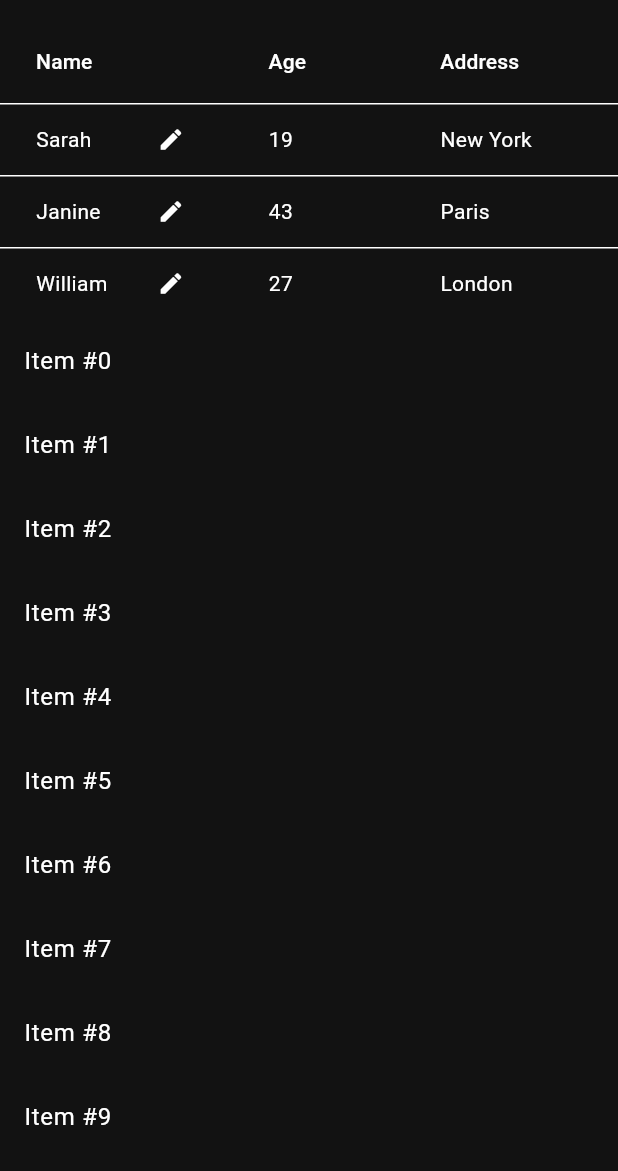
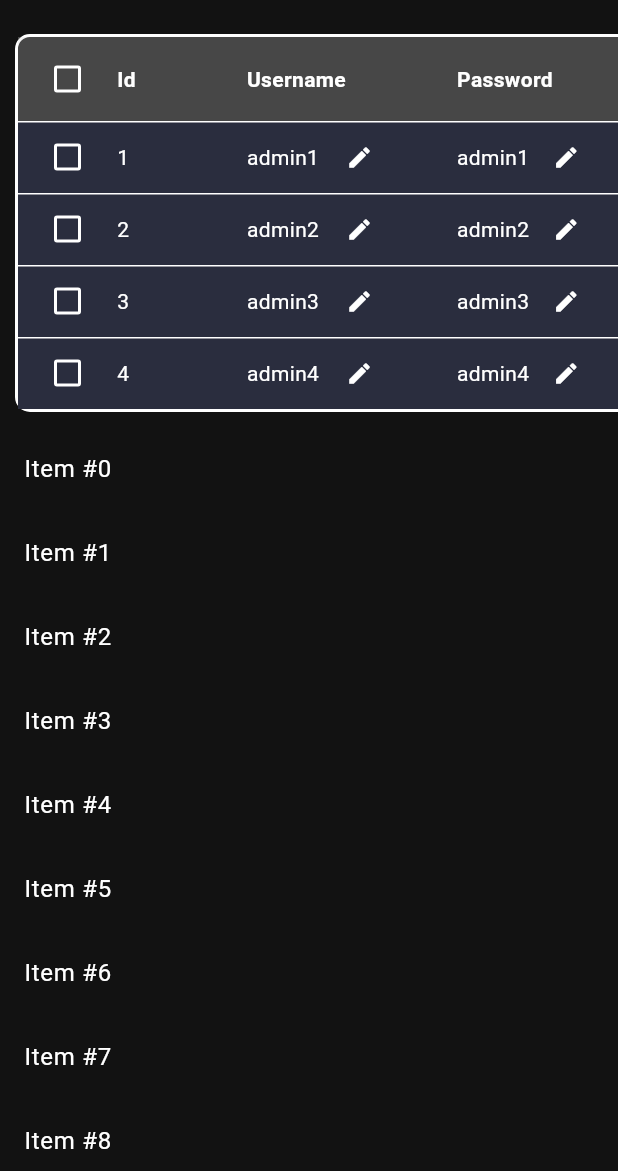
Before and after one commit to Hnamsouth/project_sem4_flutter_app_mobile, a Flutter app: the SelectActionScreen screen opened by its route, after a tap on "Manage School", on a phone screen of 412 x 824 dp, the part 65-1236 px from its top. Run offline on Flutter 3.47's test engine with Material 3 defaults, Android fonts, the phone set to English and light mode, and no system bars; our stand-ins replace rive; accounts and stored records are empty.

Commit message:
20/3
demo-datatable with(sort-edit)

```diff
--- a/lib/data/constants.dart
+++ b/lib/data/constants.dart
@@ -1,13 +1,13 @@
 import 'package:flutter/material.dart';
 
-const primaryDarkColor = Color(0xFF264AFF);
+const primaryDarkColor = Color(0xFF266BFF);
 const bgDarkColor = Color(0xFF212332);
 const secondaryDarkColor = Color(0xFF2A2D3E);
 const onSecondaryDarkColor = Color(0x47D1D1D1);
 
-const primaryLightColor = Color(0xFF264AFF);
+const primaryLightColor = Color(0xFF266BFF);
 const bgLightColor = Color(0xFCF1F1F1);
-const secondaryLightColor = Color(0xFFF5F5F5);
+const secondaryLightColor = Color(0xFFFFFFFF);
 const onSecondaryLightColor = Color(0xCDB0B0B0);
 
 const defaultPadding = 15.0;
--- /dev/null
+++ b/lib/data/demo_data.dart
@@ -0,0 +1,34 @@
+import 'package:flutter/material.dart';
+
+import '../model/user_model.dart';
+
+final List<User> users = [
+  User(
+      id: 1,
+      username: 'admin1',
+      password: 'admin1',
+      token: null,
+      created_at: DateTime.now(),
+      status: true),
+  User(
+      id: 2,
+      username: 'admin2',
+      password: 'admin2',
+      token: null,
+      created_at: DateTime.now(),
+      status: false),
+  User(
+      id: 3,
+      username: 'admin3',
+      password: 'admin3',
+      token: null,
+      created_at: DateTime.now(),
+      status: true),
+  User(
+      id: 4,
+      username: 'admin4',
+      password: 'admin4',
+      token: null,
+      created_at: DateTime.now(),
+      status: false),
+];
--- /dev/null
+++ b/lib/extensions/datatable_ext.dart
@@ -0,0 +1,18 @@
+import 'package:flutter/material.dart';
+
+extension DataTableExt on DataTable {
+  // set rows
+
+  Widget get withBorder {
+    return Container(
+      decoration: BoxDecoration(
+        border: Border.all(
+          color: Colors.white,
+          width: 2,
+        ),
+        borderRadius: BorderRadius.circular(10),
+      ),
+      child: this,
+    );
+  }
+}
--- /dev/null
+++ b/lib/extensions/string_extension.dart
@@ -0,0 +1,3 @@
+extension StringExt on String {
+  String get capitalize => '${this[0].toUpperCase()}${substring(1)}';
+}
--- a/lib/model/user_model.dart
+++ b/lib/model/user_model.dart
@@ -13,4 +13,41 @@ class User {
     required this.created_at,
     required this.status,
   });
+  // copy
+  User copy({
+    int? id,
+    String? username,
+    String? password,
+    String? token,
+    DateTime? created_at,
+    bool? status,
+  }) =>
+      User(
+        id: id ?? this.id,
+        username: username ?? this.username,
+        password: password ?? this.password,
+        token: token ?? this.token,
+        created_at: created_at ?? this.created_at,
+        status: status ?? this.status,
+      );
+  // toJson
+  Map<String, dynamic> toJson() => {
+        'id': id,
+        'username': username,
+        'password': password,
+        'token': token,
+        'created_at': created_at,
+        'status': status,
+      };
+  // fromJson
+  factory User.fromJson(Map<String, dynamic> json) {
+    return User(
+      id: json['id'],
+      username: json['username'],
+      password: json['password'],
+      token: json['token'],
+      created_at: json['created_at'],
+      status: json['status'],
+    );
+  }
 }
--- a/lib/screens/main_screen.dart
+++ b/lib/screens/main_screen.dart
@@ -13,17 +13,8 @@ class MainScreen extends StatefulWidget {
 }
 
 class _MyHomePageState extends State<MainScreen> {
-  String actionSelected = '1';
-  var listData = [
-    {'name': 'Sarah', 'age': '19', 'address': 'New York'},
-    {'name': 'Janine', 'age': '43', 'address': 'Paris'},
-    {'name': 'William', 'age': '27', 'address': 'London'},
-  ];
-  List<bool> selecteds = [];
-
   @override
   void initState() {
-    selecteds = List<bool>.generate(listData.length, (index) => false);
     super.initState();
   }
 
--- a/lib/screens/widgets/data_table_demo.dart
+++ b/lib/screens/widgets/data_table_demo.dart
@@ -1,4 +1,10 @@
 import 'package:flutter/material.dart';
+import 'package:project_sem4_flutter_app_mobile/extensions/datatable_ext.dart';
+import 'package:project_sem4_flutter_app_mobile/extensions/string_extension.dart';
+import 'package:project_sem4_flutter_app_mobile/screens/widgets/scrollable_table.dart';
+
+import '../../data/demo_data.dart';
+import '../../model/user_model.dart';
 
 class DemoDataTable extends StatefulWidget {
   const DemoDataTable({super.key});
@@ -8,58 +14,186 @@ class DemoDataTable extends StatefulWidget {
 }
 
 class _DemoDataTableState extends State<DemoDataTable> {
-  var listData = [
-    {'Name': 'Sarah', 'Age': '19', 'Address': 'New York'},
-    {'Name': 'Janine', 'Age': '43', 'Address': 'Paris'},
-    {'Name': 'William', 'Age': '27', 'Address': 'London'},
-  ];
+  int? _sortColumnIndex;
+  bool _sortAscending = false;
+
+  late List<User> list_user = users;
+  // selected user
+  List<bool> selected = List<bool>.generate(users.length, (index) => false);
 
   @override
   Widget build(BuildContext context) {
-    return SingleChildScrollView(
-      child: DataTable(
-        columns: <DataColumn>[
-          DataColumn(
-              numeric: false,
-              onSort: (columnIndex, ascending) {
+    return ScrollableTableWidget(
+      child: Container(
+          padding: const EdgeInsets.all(10),
+          child: Column(children: [
+            DataTable(
+              headingTextStyle: const TextStyle(
+                fontWeight: FontWeight.bold,
+              ),
+              headingRowColor: MaterialStateProperty.all(
+                  Theme.of(context).colorScheme.onSecondary),
+              dataRowColor: MaterialStateProperty.all(
+                  Theme.of(context).colorScheme.secondary),
+              sortAscending: _sortAscending,
+              sortColumnIndex: _sortColumnIndex,
+              columns: _getColumns(list_user.first.toJson().keys.toList()),
+              rows: _getRows(list_user),
+            ).withBorder,
+          ])),
+    );
+  }
+
+  List<DataColumn> _getColumns(List<String> columns) => columns
+      .map((String column) => DataColumn(
+          onSort: (columnIndex, ascending) => onSort(columnIndex, ascending),
+          label: Text(column.capitalize)))
+      .toList();
+
+  List<DataRow> _getRows(List<User> users) => users
+      .asMap()
+      .map((index, user) {
+        final cells = [
+          user.id,
+          user.username,
+          user.password,
+          user.token,
+          user.created_at,
+          user.status.toString(),
+        ];
+        return MapEntry(
+            index,
+            DataRow(
+              selected: selected[index],
+              onSelectChanged: (value) {
                 setState(() {
-                  if (!ascending) {
-                    listData.sort((a, b) =>
-                        a['Name'].toString().compareTo(b['Name'].toString()));
-                    print(columnIndex);
-                  } else {
-                    listData.sort((a, b) =>
-                        b['Name'].toString().compareTo(a['Name'].toString()));
-                  }
+                  selected[index] = value!;
                 });
               },
-              label: Text('Name')),
-          DataColumn(
-            label: Text('Age'),
+              cells: _getCells(cells),
+            ));
+      })
+      .values
+      .toList();
+
+  List<DataCell> _getCells(List<dynamic> cells) => cells
+      .asMap()
+      .map((index, cell) => MapEntry(
+          index,
+          DataCell(
+              showEditIcon: index != 0 ? true : false,
+              // show dialog edit data
+              onTap: () => index != 0 ? editData(cell, cells) : null,
+              Text(index == 4
+                  ? cell.toString().substring(0, 10)
+                  : cell.toString()))))
+      .values
+      .toList();
+
+  void onSort(int columnIndex, bool asc) {
+    if (columnIndex == 0) {
+      // id
+      list_user
+          .sort((a, b) => asc ? a.id.compareTo(b.id) : b.id.compareTo(a.id));
+    } else if (columnIndex == 1) {
+      // username
+      list_user.sort((a, b) => asc
+          ? a.username.compareTo(b.username)
+          : b.username.compareTo(a.username));
+    } else if (columnIndex == 2) {
+      // password
+      list_user.sort((a, b) => asc
+          ? a.password.compareTo(b.password)
+          : b.password.compareTo(a.password));
+    } else if (columnIndex == 5) {
+      // status
+      list_user.sort((a, b) => asc
+          ? a.status.toString().compareTo(b.status.toString())
+          : b.status.toString().compareTo(a.status.toString()));
+    } else if (columnIndex == 4) {
+      // created_at
+      list_user.sort((a, b) => asc
+          ? a.created_at.compareTo(b.created_at)
+          : b.created_at.compareTo(a.created_at));
+    }
+    // more columns to sort...
+    setState(() {
+      _sortColumnIndex = columnIndex;
+      _sortAscending = asc;
+    });
+  }
+
+  Future editData(dynamic cell, List<dynamic> cells) async {
+    String columns =
+        list_user.first.toJson().keys.toList()[cells.indexOf(cell)];
+    TextEditingController controller =
+        TextEditingController(text: cell.toString());
+    // final DateTime? picked = ;
+    // if (picked != null) {
+    //   controller.text = picked.toString();
+    // }
+    // edit data return result
+    final result = cells.indexOf(cell) != 4
+        ? await showDialog(
+            context: context,
+            builder: (context) => AlertDialog(
+                title: Text('Edit $columns'),
+                shape: RoundedRectangleBorder(
+                  borderRadius: BorderRadius.circular(10),
                 ),
-          DataColumn(
-            label: Text('Address'),
+                backgroundColor: Theme.of(context).colorScheme.background,
+                elevation: 10,
+                actions: [
+                  TextButton(
+                      style: TextButton.styleFrom(
+                        backgroundColor: Theme.of(context).colorScheme.primary,
+                        foregroundColor: Colors.white,
+                        shape: RoundedRectangleBorder(
+                            borderRadius: BorderRadius.circular(7)),
+                        padding: const EdgeInsets.symmetric(
+                            vertical: 10, horizontal: 15),
                       ),
+                      onPressed: () {
+                        Navigator.of(context).pop(controller.text);
+                      },
+                      child: const Text(
+                        'Done',
+                        style: TextStyle(fontSize: 17),
+                      )),
                 ],
-        rows: listData
-            .map(
-              (data) => DataRow(
-                cells: <DataCell>[
-                  DataCell(
-                    showEditIcon: true,
-                    Text(data['Name']!),
+                content: TextField(
+                  decoration: InputDecoration(
+                    border: OutlineInputBorder(
+                      borderRadius: BorderRadius.circular(10),
                     ),
-                  DataCell(
-                    Text(data['Age']!),
                   ),
-                  DataCell(
-                    Text(data['Address']!),
-                  ),
-                ],
-              ),
+                  controller: controller,
+                )),
           )
-            .toList(),
-      ),
+        : await showDatePicker(
+            context: context,
+            initialDate: DateTime.parse(cell.toString()),
+            firstDate: DateTime(2015, 8),
+            lastDate: DateTime(2101),
           );
+    // update data
+    if (!cell.toString().contains(result.toString()) && result != null) {
+      setState(() => list_user = list_user.map((User user) {
+            if (user.id == cells[0]) {
+              if (cell == cells[1]) {
+                return user.copy(username: result);
+              } else if (cell == cells[2]) {
+                return user.copy(password: result);
+              } else if (cell == cells[3]) {
+                return user.copy(token: result);
+              } else if (cell == cells[4]) {
+                return user.copy(created_at: DateTime.parse(result.toString()));
+              } else if (cell == cells[5]) {
+                return user.copy(status: result == 'true' ? true : false);
               }
             }
+            return user;
+          }).toList());
+    }
+  }
+}
--- /dev/null
+++ b/lib/screens/widgets/scrollable_table.dart
@@ -0,0 +1,16 @@
+import 'package:flutter/material.dart';
+
+class ScrollableTableWidget extends StatelessWidget {
+  final Widget child;
+  const ScrollableTableWidget({super.key, required this.child});
+
+  @override
+  Widget build(BuildContext context) => SingleChildScrollView(
+      physics: const BouncingScrollPhysics(),
+      scrollDirection: Axis.horizontal,
+      child: SingleChildScrollView(
+        physics: const BouncingScrollPhysics(),
+        scrollDirection: Axis.vertical,
+        child: child,
+      ));
+}
```
Lines whose indentation alone changed are shown as unchanged.
